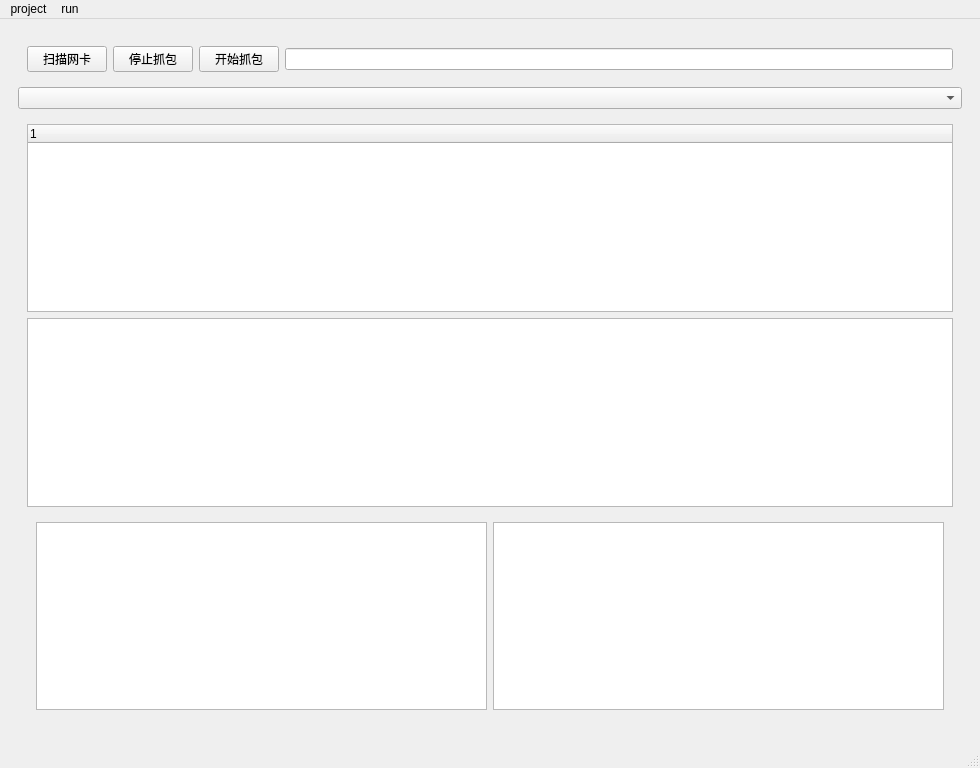
Qt form mainwindow.ui (T-s-e/Sniffer) before a commit.
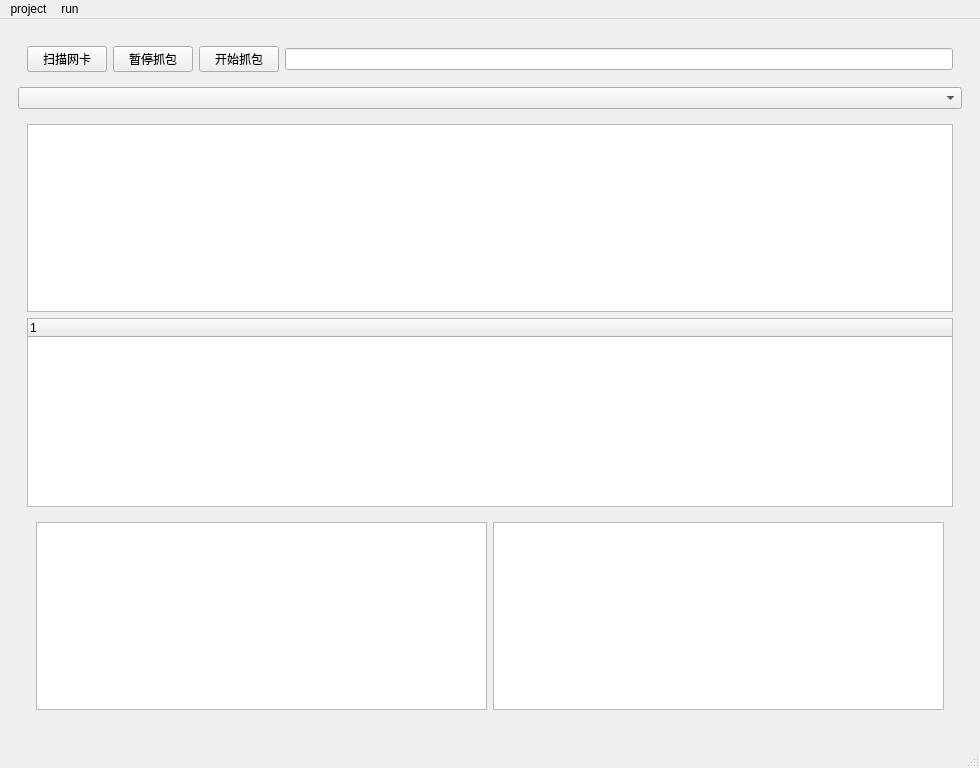
The same form after that commit. Icons and pictures are not drawn.

Commit message: print packet info in table

Patch:
```diff
--- a/mainwindow.ui
+++ b/mainwindow.ui
@@ -31,7 +31,7 @@
           <item>
            <widget class="QPushButton" name="pushButton_2">
             <property name="text">
-             <string>停止抓包</string>
+             <string>暂停抓包</string>
             </property>
            </widget>
           </item>
@@ -61,6 +61,9 @@
        <item>
         <widget class="QWidget" name="widget_2" native="true">
          <layout class="QVBoxLayout" name="verticalLayout_2">
+          <item>
+           <widget class="QTableWidget" name="tableWidget"/>
+          </item>
           <item>
            <widget class="QTreeWidget" name="treeWidget">
             <column>
@@ -70,9 +73,6 @@
             </column>
            </widget>
           </item>
-          <item>
-           <widget class="QTableWidget" name="tableWidget"/>
-          </item>
           <item>
            <widget class="QWidget" name="widget_4" native="true">
             <layout class="QHBoxLayout" name="horizontalLayout_2">
```
The commit also changes 5 other files.
